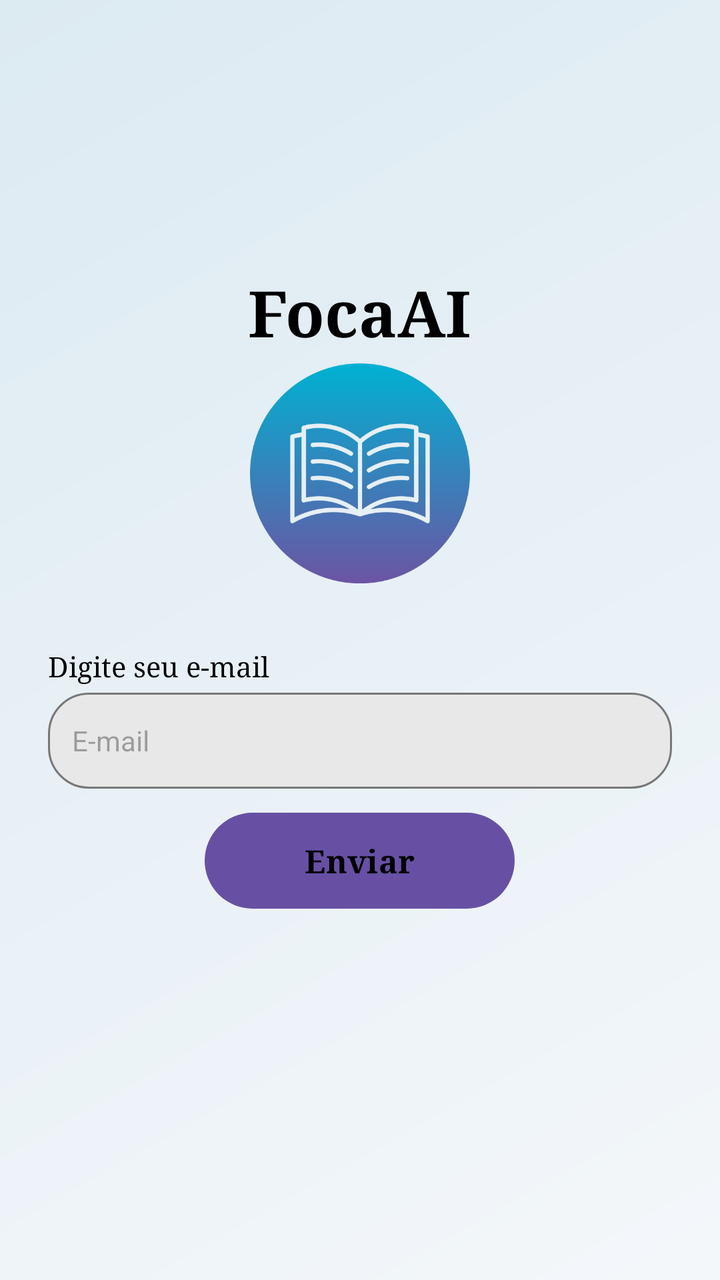
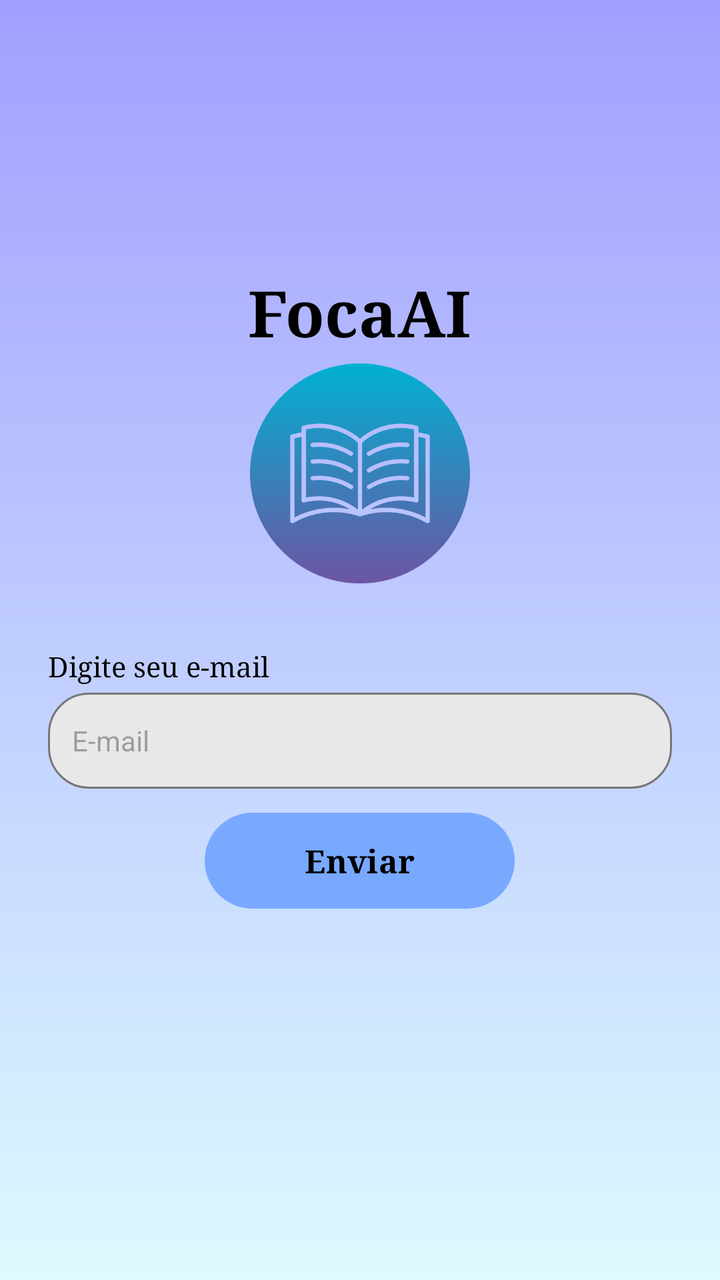

Two renders of the same Android screen: before a commit and after it. Below are the layout's source before the change and the commit's diff.
<!-- AndroidManifest.xml: application theme Theme.FocaAi -->
<!-- res/layout/activity_recuperando_senha.xml -->
<?xml version="1.0" encoding="utf-8"?>
<androidx.constraintlayout.widget.ConstraintLayout
    xmlns:android="http://schemas.android.com/apk/res/android"
    xmlns:app="http://schemas.android.com/apk/res-auto"
    xmlns:tools="http://schemas.android.com/tools"
    android:layout_width="match_parent"
    android:layout_height="match_parent"
    android:background="@drawable/bg_gradient"
    tools:context=".RecuperandoSenhaActivity">

    <LinearLayout
        android:id="@+id/layoutRecuperandoSenha"
        android:layout_width="match_parent"
        android:layout_height="wrap_content"
        android:orientation="vertical"
        android:gravity="center_horizontal"
        android:paddingStart="24dp"
        android:paddingEnd="24dp"
        app:layout_constraintTop_toTopOf="parent"
        app:layout_constraintBottom_toBottomOf="parent"
        app:layout_constraintVertical_bias="0.42">

        <TextView
            android:layout_width="wrap_content"
            android:layout_height="wrap_content"
            android:text="FocaAI"
            android:textSize="32sp"
            android:textStyle="bold"
            android:fontFamily="serif"
            android:textColor="#000000" />

        <ImageView
            android:layout_width="110dp"
            android:layout_height="110dp"
            android:layout_marginTop="4dp"
            android:contentDescription="Logo do FocaAi"
            android:scaleType="fitCenter"
            app:srcCompat="@drawable/livro" />

        <TextView
            android:layout_width="match_parent"
            android:layout_height="wrap_content"
            android:layout_marginTop="32dp"
            android:text="Digite seu e-mail"
            android:textColor="#000000"
            android:textSize="14sp"
            android:fontFamily="serif" />

        <EditText
            android:id="@+id/editEmailRecuperacao"
            android:layout_width="match_parent"
            android:layout_height="48dp"
            android:layout_marginTop="4dp"
            android:background="@drawable/campo_rounded"
            android:hint="E-mail"
            android:inputType="textEmailAddress"
            android:paddingStart="12dp"
            android:paddingEnd="12dp"
            android:textSize="14sp" />

        <Button
            android:id="@+id/buttonEnviarRecuperacao"
            android:layout_width="155dp"
            android:layout_height="48dp"
            android:layout_marginTop="12dp"
            android:background="@drawable/button_rounded"
            android:fontFamily="serif"
            android:text="Enviar"
            android:textAllCaps="false"
            android:textColor="#000000"
            android:textSize="16sp"
            android:textStyle="bold"
            android:stateListAnimator="@null"
            android:padding="0dp" />

    </LinearLayout>

</androidx.constraintlayout.widget.ConstraintLayout>
<!-- resources referenced by this layout -->
<resources>
  <!-- drawable bg_gradient (drawable) -->
  <?xml version="1.0" encoding="utf-8"?>
  <shape xmlns:android="http://schemas.android.com/apk/res/android"
      android:shape="rectangle">
  
      <gradient
          android:angle="135"
          android:startColor="@color/background"
          android:endColor="@color/surface"
          android:type="linear" />
  
  </shape>
  <!-- drawable button_rounded (drawable) -->
  <?xml version="1.0" encoding="utf-8"?>
  <shape xmlns:android="http://schemas.android.com/apk/res/android"
      android:shape="rectangle">
  
      <solid android:color="#78A9FF" />
  
      <corners android:radius="50dp" />
  
  </shape>
  <!-- drawable campo_rounded (drawable) -->
  <?xml version="1.0" encoding="utf-8"?>
  <shape xmlns:android="http://schemas.android.com/apk/res/android"
      android:shape="rectangle">
  
      <solid android:color="#E8E8E8" />
  
      <stroke
          android:width="1dp"
          android:color="#777777" />
  
      <corners android:radius="20dp" />
  
  </shape>
  <!-- drawable livro: png bitmap (drawable, 33037 bytes) -->
  <style name="Theme.FocaAi" parent="Base.Theme.FocaAi" />
  <color name="background">#F4F7FA</color>
  <color name="surface">#DCEAF2</color>
  <style name="Base.Theme.FocaAi" parent="Theme.Material3.DayNight.NoActionBar">
          
          
      </style>
</resources>

<!-- the commit's change to res/layout/activity_recuperando_senha.xml (unified diff, before → after) -->
@@ -1,33 +1,32 @@
 <?xml version="1.0" encoding="utf-8"?>
-<androidx.constraintlayout.widget.ConstraintLayout
-    xmlns:android="http://schemas.android.com/apk/res/android"
+<androidx.constraintlayout.widget.ConstraintLayout xmlns:android="http://schemas.android.com/apk/res/android"
     xmlns:app="http://schemas.android.com/apk/res-auto"
     xmlns:tools="http://schemas.android.com/tools"
     android:layout_width="match_parent"
     android:layout_height="match_parent"
-    android:background="@drawable/bg_gradient"
-    tools:context=".RecuperandoSenhaActivity">
+    android:background="@drawable/bg_foca_gradient"
+    tools:context=".activities.RecuperandoSenhaActivity">
 
     <LinearLayout
         android:id="@+id/layoutRecuperandoSenha"
         android:layout_width="match_parent"
         android:layout_height="wrap_content"
+        android:gravity="center_horizontal"
         android:orientation="vertical"
-        android:gravity="center_horizontal"
         android:paddingStart="24dp"
         android:paddingEnd="24dp"
+        app:layout_constraintBottom_toBottomOf="parent"
         app:layout_constraintTop_toTopOf="parent"
-        app:layout_constraintBottom_toBottomOf="parent"
         app:layout_constraintVertical_bias="0.42">
 
         <TextView
             android:layout_width="wrap_content"
             android:layout_height="wrap_content"
+            android:fontFamily="serif"
             android:text="FocaAI"
+            android:textColor="#000000"
             android:textSize="32sp"
-            android:textStyle="bold"
-            android:fontFamily="serif"
-            android:textColor="#000000" />
+            android:textStyle="bold" />
 
         <ImageView
             android:layout_width="110dp"
@@ -41,10 +40,10 @@
             android:layout_width="match_parent"
             android:layout_height="wrap_content"
             android:layout_marginTop="32dp"
+            android:fontFamily="serif"
             android:text="Digite seu e-mail"
             android:textColor="#000000"
-            android:textSize="14sp"
-            android:fontFamily="serif" />
+            android:textSize="14sp" />
 
         <EditText
             android:id="@+id/editEmailRecuperacao"
@@ -65,13 +64,14 @@
             android:layout_marginTop="12dp"
             android:background="@drawable/button_rounded"
             android:fontFamily="serif"
+            android:padding="0dp"
+            android:stateListAnimator="@null"
             android:text="Enviar"
             android:textAllCaps="false"
             android:textColor="#000000"
             android:textSize="16sp"
             android:textStyle="bold"
-            android:stateListAnimator="@null"
-            android:padding="0dp" />
+            app:backgroundTint="@null" />
 
     </LinearLayout>
 
<!-- resource entries referenced after the edit -->
@@ -1,16 +1,9 @@
 <!-- resources referenced by this layout -->
 <resources>
-  <!-- drawable bg_gradient (drawable) -->
+  <!-- drawable bg_foca_gradient (drawable) -->
   <?xml version="1.0" encoding="utf-8"?>
-  <shape xmlns:android="http://schemas.android.com/apk/res/android"
-      android:shape="rectangle">
-  
-      <gradient
-          android:angle="135"
-          android:startColor="@color/background"
-          android:endColor="@color/surface"
-          android:type="linear" />
-  
+  <shape xmlns:android="http://schemas.android.com/apk/res/android" android:shape="rectangle">
+      <gradient android:angle="270" android:startColor="#A29FFF" android:endColor="#DCFAFF" android:type="linear" />
   </shape>
   <!-- drawable button_rounded (drawable) -->
   <?xml version="1.0" encoding="utf-8"?>
@@ -38,8 +31,6 @@
   </shape>
   <!-- drawable livro: png bitmap (drawable, 33037 bytes) -->
   <style name="Theme.FocaAi" parent="Base.Theme.FocaAi" />
-  <color name="background">#F4F7FA</color>
-  <color name="surface">#DCEAF2</color>
   <style name="Base.Theme.FocaAi" parent="Theme.Material3.DayNight.NoActionBar">
           
           
